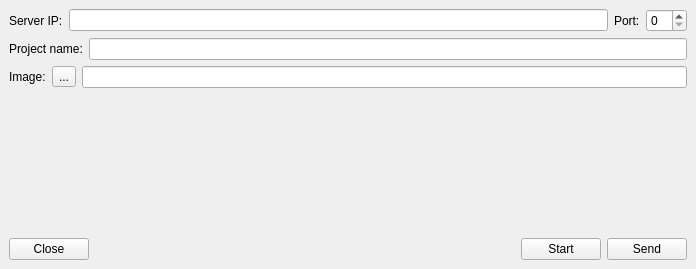
Qt form svcon.ui (feichay10/Cliente-Proyecto-Final-SOA) before a commit.
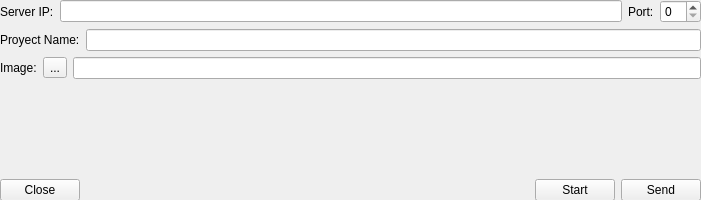
The same form after that commit.

Commit message: recreated svcon class

The edit to the form file:
```diff
--- a/svcon.ui
+++ b/svcon.ui
@@ -1,86 +1,84 @@
 <?xml version="1.0" encoding="UTF-8"?>
 <ui version="4.0">
  <class>SvCon</class>
- <widget class="QMainWindow" name="Form">
+ <widget class="QWidget" name="SvCon">
   <property name="geometry">
    <rect>
     <x>0</x>
     <y>0</y>
-    <width>696</width>
-    <height>269</height>
+    <width>701</width>
+    <height>200</height>
    </rect>
   </property>
+  <property name="minimumSize">
+   <size>
+    <width>701</width>
+    <height>200</height>
+   </size>
+  </property>
+  <property name="maximumSize">
+   <size>
+    <width>701</width>
+    <height>200</height>
+   </size>
+  </property>
   <property name="windowTitle">
-   <string>MainWindow</string>
+   <string>Server to Connection</string>
   </property>
   <widget class="QWidget" name="">
    <property name="geometry">
     <rect>
-     <x>10</x>
-     <y>10</y>
-     <width>671</width>
-     <height>241</height>
+     <x>0</x>
+     <y>0</y>
+     <width>701</width>
+     <height>201</height>
     </rect>
    </property>
-   <layout class="QVBoxLayout" name="verticalLayout_3">
-    <item>
      <layout class="QVBoxLayout" name="verticalLayout_2">
       <item>
        <layout class="QVBoxLayout" name="verticalLayout">
         <item>
-         <layout class="QHBoxLayout" name="horizontalLayout_4">
-          <item>
            <layout class="QHBoxLayout" name="horizontalLayout">
             <item>
-             <widget class="QLabel" name="label_IP">
+         <widget class="QLabel" name="label">
               <property name="text">
                <string>Server IP:</string>
               </property>
              </widget>
             </item>
             <item>
-             <widget class="QLineEdit" name="lineEdit_IP"/>
-            </item>
-           </layout>
-          </item>
+         <widget class="QLineEdit" name="lineEdit"/>
+        </item>
           <item>
-           <layout class="QHBoxLayout" name="horizontalLayout_3">
-            <item>
-             <widget class="QLabel" name="label_Port">
+         <widget class="QLabel" name="label_4">
               <property name="text">
                <string>Port:</string>
               </property>
              </widget>
             </item>
             <item>
-             <widget class="QSpinBox" name="spinBox_Port"/>
-            </item>
-           </layout>
+         <widget class="QSpinBox" name="spinBox"/>
           </item>
          </layout>
         </item>
         <item>
          <layout class="QHBoxLayout" name="horizontalLayout_2">
           <item>
-           <widget class="QLabel" name="label_Project">
+         <widget class="QLabel" name="label_2">
             <property name="text">
-             <string>Project name:</string>
+           <string>Proyect Name:</string>
             </property>
            </widget>
           </item>
           <item>
-           <widget class="QLineEdit" name="lineEdit_Project"/>
+         <widget class="QLineEdit" name="lineEdit_2"/>
           </item>
          </layout>
         </item>
-       </layout>
-      </item>
       <item>
-       <layout class="QHBoxLayout" name="horizontalLayout_7">
+       <layout class="QHBoxLayout" name="horizontalLayout_3">
         <item>
-         <layout class="QHBoxLayout" name="horizontalLayout_6">
-          <item>
-           <widget class="QLabel" name="label_Image">
+         <widget class="QLabel" name="label_3">
             <property name="text">
              <string>Image:</string>
             </property>
@@ -93,10 +91,8 @@
             </property>
            </widget>
           </item>
-         </layout>
-        </item>
         <item>
-         <widget class="QLineEdit" name="lineEdit_Project_2"/>
+         <widget class="QLineEdit" name="lineEdit_3"/>
         </item>
        </layout>
       </item>
@@ -116,9 +112,9 @@
      </spacer>
     </item>
     <item>
-     <layout class="QHBoxLayout" name="horizontalLayout_5">
+     <layout class="QHBoxLayout" name="horizontalLayout_4">
       <item>
-       <widget class="QPushButton" name="pushButton_Close">
+       <widget class="QPushButton" name="pushButton">
         <property name="text">
          <string>Close</string>
         </property>
@@ -138,14 +134,14 @@
        </spacer>
       </item>
       <item>
-       <widget class="QPushButton" name="pushButton_Start">
+       <widget class="QPushButton" name="pushButton_2">
         <property name="text">
          <string>Start</string>
         </property>
        </widget>
       </item>
       <item>
-       <widget class="QPushButton" name="pushButton_Send">
+       <widget class="QPushButton" name="pushButton_3">
         <property name="text">
          <string>Send</string>
         </property>
```
Lines whose indentation alone changed are shown as unchanged. The commit also changes 6 other files.
